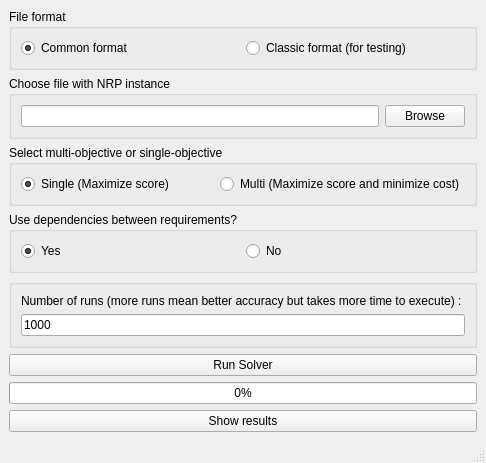
The window that gui/main.ui (LarOrr/NRP-Solver) describes before a commit, drawn with Qt 5.
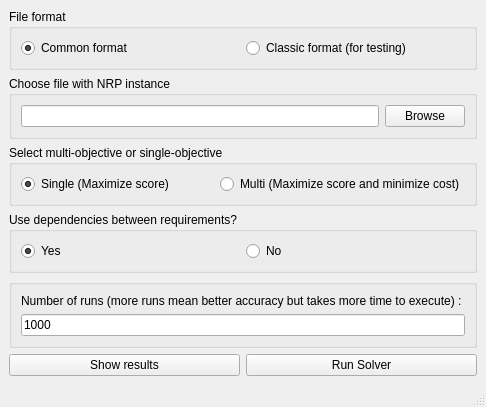
The same window after the commit.

Commit message: result window created

```diff
--- a/gui/main.ui
+++ b/gui/main.ui
@@ -6,7 +6,7 @@
    <rect>
     <x>0</x>
     <y>0</y>
-    <width>402</width>
+    <width>397</width>
     <height>332</height>
    </rect>
   </property>
@@ -148,28 +148,38 @@
      </widget>
     </item>
     <item>
-     <widget class="QPushButton" name="btnRunSolver">
-      <property name="text">
-       <string>Run Solver</string>
-      </property>
-     </widget>
-    </item>
-    <item>
-     <widget class="QProgressBar" name="progressBar">
-      <property name="cursor">
-       <cursorShape>ArrowCursor</cursorShape>
-      </property>
-      <property name="value">
-       <number>0</number>
-      </property>
-     </widget>
-    </item>
-    <item>
-     <widget class="QPushButton" name="btnShowResults">
-      <property name="text">
-       <string>Show results</string>
-      </property>
-     </widget>
+     <layout class="QHBoxLayout" name="horizontalLayout_4">
+      <item>
+       <widget class="QPushButton" name="btnShowResults">
+        <property name="font">
+         <font>
+          <pointsize>9</pointsize>
+         </font>
+        </property>
+        <property name="autoFillBackground">
+         <bool>false</bool>
+        </property>
+        <property name="text">
+         <string>Show results</string>
+        </property>
+        <property name="checkable">
+         <bool>false</bool>
+        </property>
+       </widget>
+      </item>
+      <item>
+       <widget class="QPushButton" name="btnRunSolver">
+        <property name="font">
+         <font>
+          <pointsize>9</pointsize>
+         </font>
+        </property>
+        <property name="text">
+         <string>Run Solver</string>
+        </property>
+       </widget>
+      </item>
+     </layout>
     </item>
    </layout>
   </widget>
```
Left out of the diff: 27 changed lines with no effect on the pictures. The commit also changes 32 other files.
